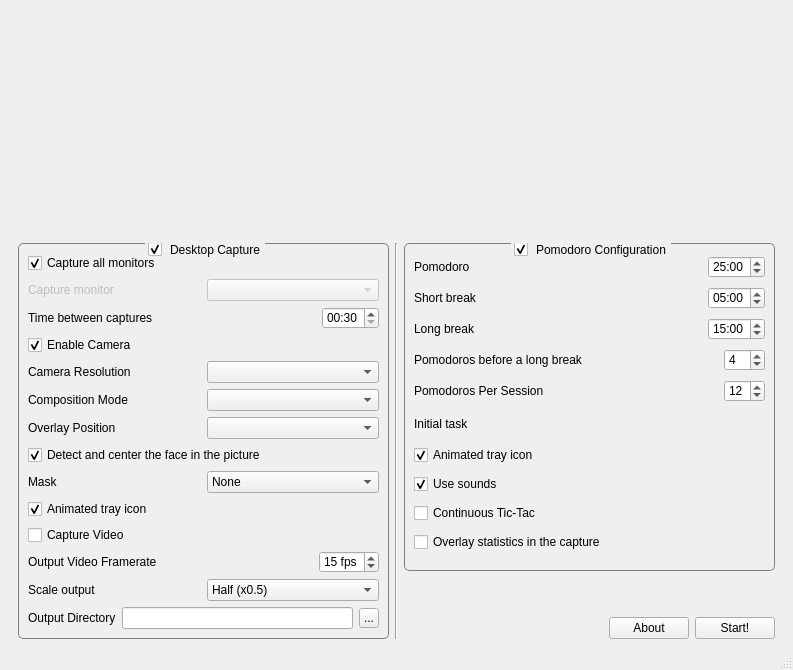
The window that MainWindow.ui (FelixdelasPozas/pomodorotimelapse) describes before a commit, drawn with Qt 5.
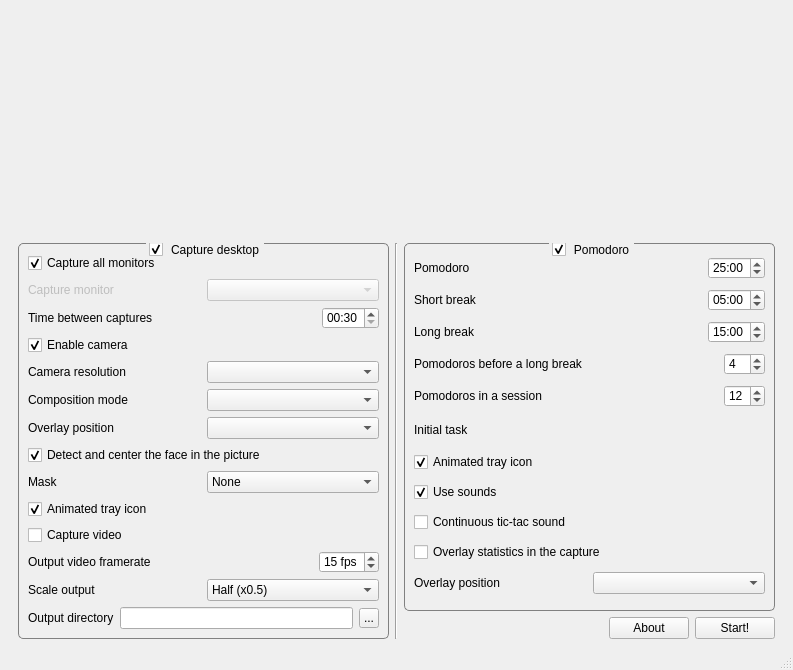
The same window after the commit. Icons and pictures are not drawn.

Commit message: Added statistics position in GUI. Added pirate mask (arrrrrr).

```diff
--- a/MainWindow.ui
+++ b/MainWindow.ui
@@ -79,7 +79,7 @@
  }</string>
          </property>
          <property name="title">
-          <string>Desktop Capture</string>
+          <string>Capture desktop</string>
          </property>
          <property name="flat">
           <bool>false</bool>
@@ -185,7 +185,7 @@
              <string>Capture camera images.</string>
             </property>
             <property name="text">
-             <string>Enable Camera</string>
+             <string>Enable camera</string>
             </property>
             <property name="checked">
              <bool>true</bool>
@@ -203,7 +203,7 @@
                <string>Resolution of the camera images.</string>
               </property>
               <property name="text">
-               <string>Camera Resolution</string>
+               <string>Camera resolution</string>
               </property>
              </widget>
             </item>
@@ -227,7 +227,7 @@
                <string>Composition of the camera image in the capture.</string>
               </property>
               <property name="text">
-               <string>Composition Mode</string>
+               <string>Composition mode</string>
               </property>
              </widget>
             </item>
@@ -251,7 +251,7 @@
                <string>Position of the camera image.</string>
               </property>
               <property name="text">
-               <string>Overlay Position</string>
+               <string>Overlay position</string>
               </property>
              </widget>
             </item>
@@ -326,7 +326,7 @@
              <string>Capture video instead of individual images.</string>
             </property>
             <property name="text">
-             <string>Capture Video</string>
+             <string>Capture video</string>
             </property>
            </widget>
           </item>
@@ -341,7 +341,7 @@
                <string>Frame rate of the output video.</string>
               </property>
               <property name="text">
-               <string>Output Video Framerate</string>
+               <string>Output video framerate</string>
               </property>
              </widget>
             </item>
@@ -433,7 +433,7 @@
                <string>Directory of the output files.</string>
               </property>
               <property name="text">
-               <string>Output Directory</string>
+               <string>Output directory</string>
               </property>
              </widget>
             </item>
@@ -482,7 +482,7 @@
         </widget>
        </item>
        <item>
-        <layout class="QVBoxLayout" name="verticalLayout_3" stretch="1,0,0">
+        <layout class="QVBoxLayout" name="verticalLayout_3" stretch="1,0">
          <property name="rightMargin">
           <number>0</number>
          </property>
@@ -502,7 +502,7 @@
  }</string>
            </property>
            <property name="title">
-            <string>Pomodoro Configuration</string>
+            <string>Pomodoro</string>
            </property>
            <property name="flat">
             <bool>false</bool>
@@ -693,7 +693,7 @@
                  <string>Total number of pomodoros in a sesssion.</string>
                 </property>
                 <property name="text">
-                 <string>Pomodoros Per Session</string>
+                 <string>Pomodoros in a session</string>
                 </property>
                </widget>
               </item>
@@ -809,7 +809,7 @@
                <string>Use continuous tic-tac sound when in a unit.</string>
               </property>
               <property name="text">
-               <string>Continuous Tic-Tac</string>
+               <string>Continuous tic-tac sound</string>
               </property>
              </widget>
             </item>
@@ -823,22 +823,30 @@
               </property>
              </widget>
             </item>
+            <item>
+             <layout class="QHBoxLayout" name="horizontalLayout_18">
+              <item>
+               <widget class="QLabel" name="m_pomodoroPositionLabel">
+                <property name="toolTip">
+                 <string>Position of the statistics.</string>
+                </property>
+                <property name="text">
+                 <string>Overlay position</string>
+                </property>
+               </widget>
+              </item>
+              <item>
+               <widget class="QComboBox" name="m_pomodoroPositionComboBox">
+                <property name="toolTip">
+                 <string>Sets the position of the statistics.</string>
+                </property>
+               </widget>
+              </item>
+             </layout>
+            </item>
            </layout>
           </widget>
          </item>
-         <item>
-          <spacer name="verticalSpacer">
-           <property name="orientation">
-            <enum>Qt::Vertical</enum>
-           </property>
-           <property name="sizeHint" stdset="0">
-            <size>
-             <width>20</width>
-             <height>40</height>
-            </size>
-           </property>
-          </spacer>
-         </item>
          <item>
           <layout class="QHBoxLayout" name="horizontalLayout_10">
            <property name="topMargin">
```
Left out of the diff: 16 changed lines with no effect on the pictures. The commit also changes 8 other files.
